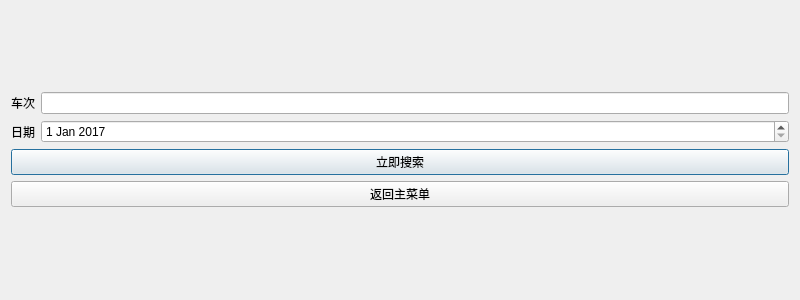
Above: Client/UI/TrainUI/trainsearch.ui from TimerChen/TrainTickets before the change. Below: the same form after it.
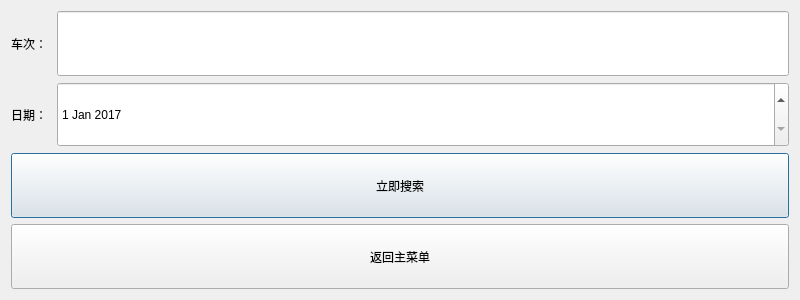
That is the form after the change. Icons and pictures are not drawn.

```diff
--- a/Client/UI/TrainUI/trainsearch.ui
+++ b/Client/UI/TrainUI/trainsearch.ui
@@ -25,22 +25,35 @@
        <item row="0" column="0">
         <widget class="QLabel" name="label">
          <property name="text">
-          <string>车次</string>
+          <string>车次： </string>
          </property>
         </widget>
        </item>
        <item row="0" column="1">
-        <widget class="QLineEdit" name="trainIDLineEdit"/>
+        <widget class="QLineEdit" name="trainIDLineEdit">
+         <property name="sizePolicy">
+          <sizepolicy hsizetype="Expanding" vsizetype="Preferred">
+           <horstretch>0</horstretch>
+           <verstretch>0</verstretch>
+          </sizepolicy>
+         </property>
+        </widget>
        </item>
        <item row="1" column="0">
         <widget class="QLabel" name="label_3">
          <property name="text">
-          <string>日期</string>
+          <string>日期： </string>
          </property>
         </widget>
        </item>
        <item row="1" column="1">
         <widget class="QDateEdit" name="dateEdit">
+         <property name="sizePolicy">
+          <sizepolicy hsizetype="Minimum" vsizetype="Preferred">
+           <horstretch>0</horstretch>
+           <verstretch>0</verstretch>
+          </sizepolicy>
+         </property>
          <property name="dateTime">
           <datetime>
            <hour>0</hour>
@@ -83,6 +96,12 @@
       <layout class="QVBoxLayout" name="verticalLayout">
        <item>
         <widget class="QPushButton" name="searchbotton">
+         <property name="sizePolicy">
+          <sizepolicy hsizetype="Minimum" vsizetype="Preferred">
+           <horstretch>0</horstretch>
+           <verstretch>0</verstretch>
+          </sizepolicy>
+         </property>
          <property name="text">
           <string>立即搜索</string>
          </property>
@@ -90,6 +109,12 @@
        </item>
        <item>
         <widget class="QPushButton" name="exitBtn">
+         <property name="sizePolicy">
+          <sizepolicy hsizetype="Minimum" vsizetype="Preferred">
+           <horstretch>0</horstretch>
+           <verstretch>0</verstretch>
+          </sizepolicy>
+         </property>
          <property name="text">
           <string>返回主菜单</string>
          </property>
```
